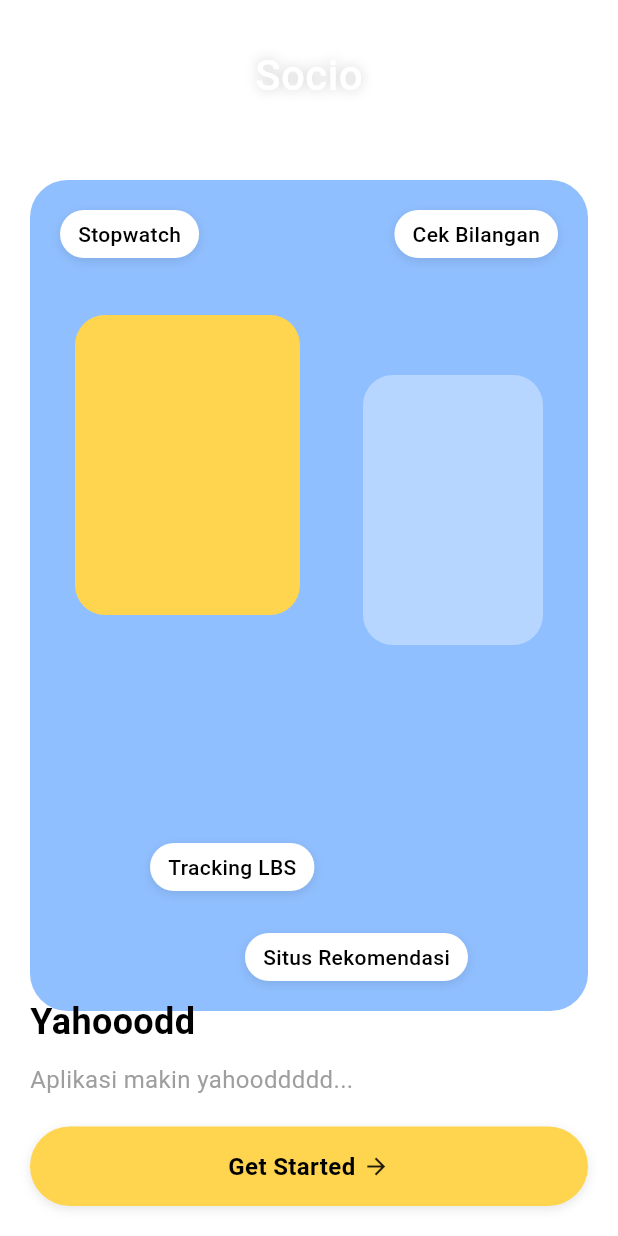
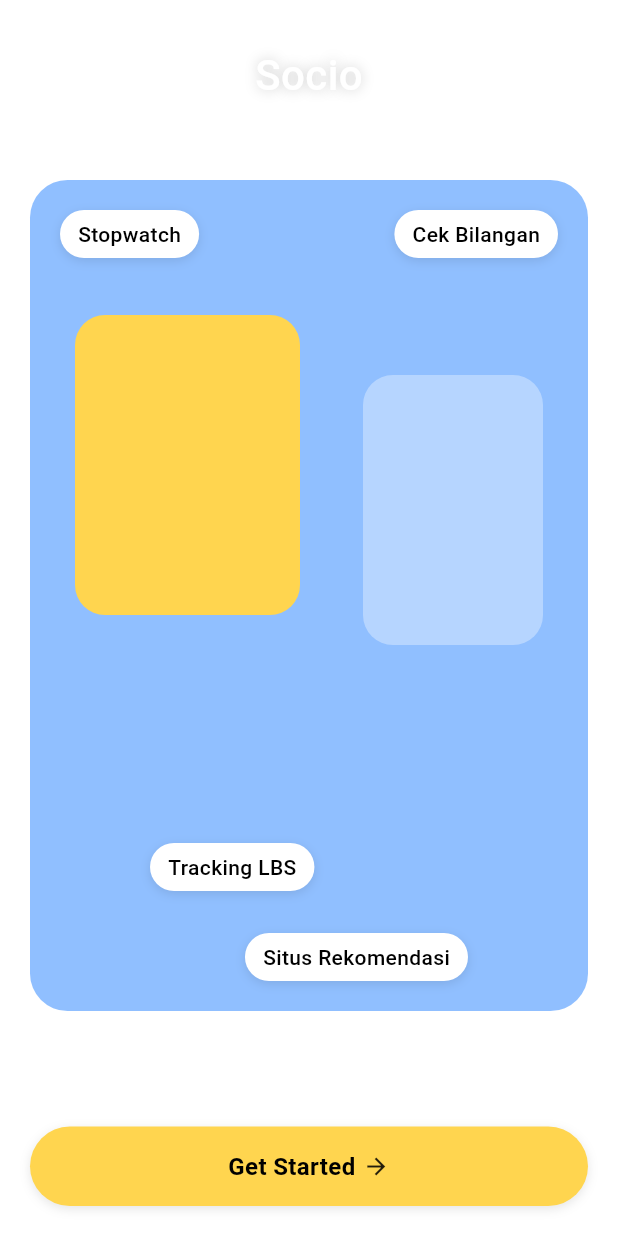
Before and after one commit to Arvidion/TPM_Tugas3, a Flutter app: the screen it shows after launch, on a phone screen of 412 x 824 dp. Run offline on Flutter 3.47's test engine with Material 3 defaults, Android fonts, the phone set to English and light mode, and no system bars; our stand-ins replace flutter_map, geolocator, latlong2, shared_preferences.

Commit message:
update welcome page

```diff
--- a/tugaskelompok/lib/welcome_page.dart
+++ b/tugaskelompok/lib/welcome_page.dart
@@ -84,24 +84,24 @@ class WelcomePage extends StatelessWidget {
                       child: Column(
                         crossAxisAlignment: CrossAxisAlignment.start,
                         children: [
-                          const Text(
-                            'Yahooodd',
-                            style: TextStyle(
-                              fontSize: 24,
-                              fontWeight: FontWeight.bold,
-                              color: Colors.black,
-                            ),
-                          ),
+                          // const Text(
+                          //   'Yahooodd',
+                          //   style: TextStyle(
+                          //     fontSize: 24,
+                          //     fontWeight: FontWeight.bold,
+                          //     color: Colors.black,
+                          //   ),
+                          // ),
+                          // const SizedBox(height: 10),
+                          // const Text(
+                          //   'Aplikasi makin yahooddddd...',
+                          //   style: TextStyle(
+                          //     fontSize: 16,
+                          //     fontWeight: FontWeight.w400,
+                          //     color: Colors.grey,
+                          //   ),
+                          // ),
                           const SizedBox(height: 10),
-                          const Text(
-                            'Aplikasi makin yahooddddd...',
-                            style: TextStyle(
-                              fontSize: 16,
-                              fontWeight: FontWeight.w400,
-                              color: Colors.grey,
-                            ),
-                          ),
-                          const SizedBox(height: 20),
                           _buildGetStartedButton(context),
                         ],
                       ),
```
